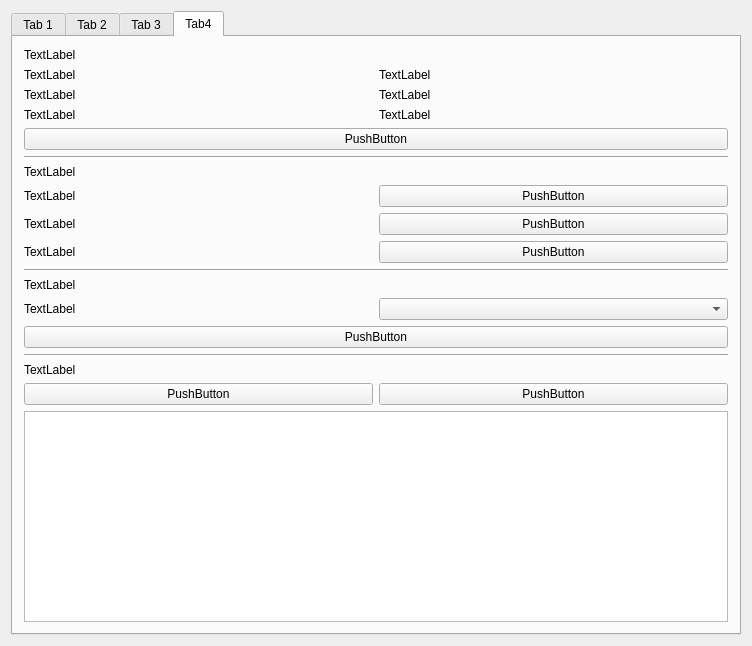
Above: mainwindow.ui from McuMirror/HWWS_ANDROID_APP before the change. Below: the same form after it.
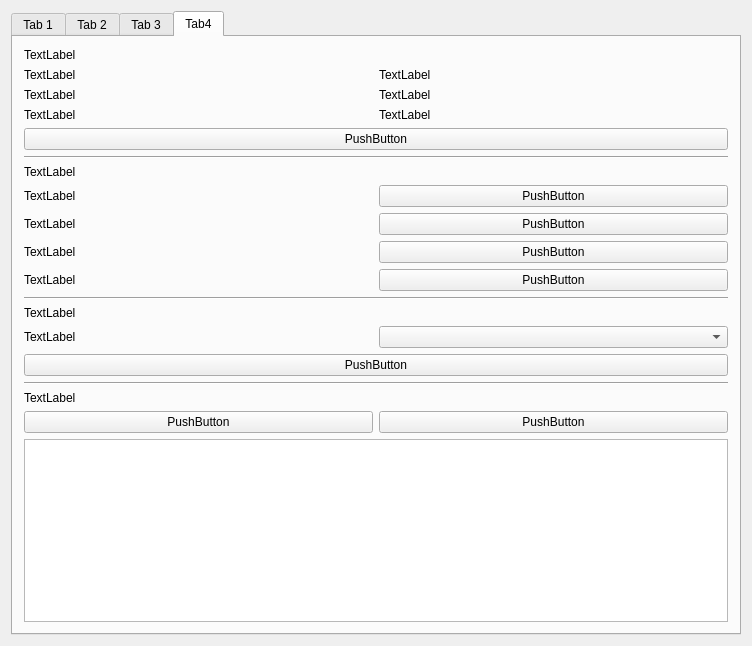
That is the form after the change. The open tabs and pages were chosen to show the change. Custom widgets are drawn as their Qt base class.

Commit message: disable steady notification

```diff
--- a/mainwindow.ui
+++ b/mainwindow.ui
@@ -324,7 +324,7 @@
         <string>Tab4</string>
        </attribute>
        <layout class="QGridLayout" name="gridLayout_5">
-        <item row="11" column="0" colspan="2">
+        <item row="12" column="0" colspan="2">
          <widget class="Line" name="line">
           <property name="orientation">
            <enum>Qt::Horizontal</enum>
@@ -394,7 +394,7 @@
           </property>
          </widget>
         </item>
-        <item row="19" column="0" colspan="2">
+        <item row="20" column="0" colspan="2">
          <widget class="QTextBrowser" name="textBrowser">
           <property name="font">
            <font>
@@ -410,6 +410,13 @@
           </property>
          </widget>
         </item>
+        <item row="16" column="0" colspan="2">
+         <widget class="Line" name="line_3">
+          <property name="orientation">
+           <enum>Qt::Horizontal</enum>
+          </property>
+         </widget>
+        </item>
         <item row="9" column="0">
          <widget class="QLabel" name="label_Show_BandText">
           <property name="text">
@@ -417,28 +424,21 @@
           </property>
          </widget>
         </item>
-        <item row="16" column="0" colspan="2">
+        <item row="17" column="0" colspan="2">
          <widget class="QLabel" name="label_info">
           <property name="text">
            <string>TextLabel</string>
           </property>
          </widget>
         </item>
-        <item row="15" column="0" colspan="2">
-         <widget class="Line" name="line_3">
-          <property name="orientation">
-           <enum>Qt::Horizontal</enum>
-          </property>
-         </widget>
-        </item>
-        <item row="18" column="0">
+        <item row="19" column="0">
          <widget class="QPushButton" name="pushButton_description">
           <property name="text">
            <string>PushButton</string>
           </property>
          </widget>
         </item>
-        <item row="18" column="1">
+        <item row="19" column="1">
          <widget class="QPushButton" name="pushButton_info">
           <property name="text">
            <string>PushButton</string>
@@ -466,7 +466,7 @@
           </property>
          </widget>
         </item>
-        <item row="12" column="0" colspan="2">
+        <item row="13" column="0" colspan="2">
          <widget class="QLabel" name="label_headline_notification">
           <property name="text">
            <string>TextLabel</string>
@@ -494,22 +494,36 @@
           </property>
          </widget>
         </item>
-        <item row="13" column="0">
+        <item row="14" column="1">
+         <widget class="QComboBox" name="comboBox_attentionBandwidth"/>
+        </item>
+        <item row="14" column="0">
          <widget class="QLabel" name="label_attentionBandwidthText">
           <property name="text">
            <string>TextLabel</string>
           </property>
          </widget>
         </item>
-        <item row="14" column="0" colspan="2">
+        <item row="15" column="0" colspan="2">
          <widget class="QPushButton" name="pushButton_simulate">
           <property name="text">
            <string>PushButton</string>
           </property>
          </widget>
         </item>
-        <item row="13" column="1">
-         <widget class="QComboBox" name="comboBox_attentionBandwidth"/>
+        <item row="11" column="0">
+         <widget class="QLabel" name="label_showHeightAsNotification">
+          <property name="text">
+           <string>TextLabel</string>
+          </property>
+         </widget>
+        </item>
+        <item row="11" column="1">
+         <widget class="QPushButton" name="pushButton_showHeightAsNotification">
+          <property name="text">
+           <string>PushButton</string>
+          </property>
+         </widget>
         </item>
        </layout>
       </widget>
```
Left out of the diff: 2 changed lines with no effect on the pictures. The commit also changes 3 other files.
